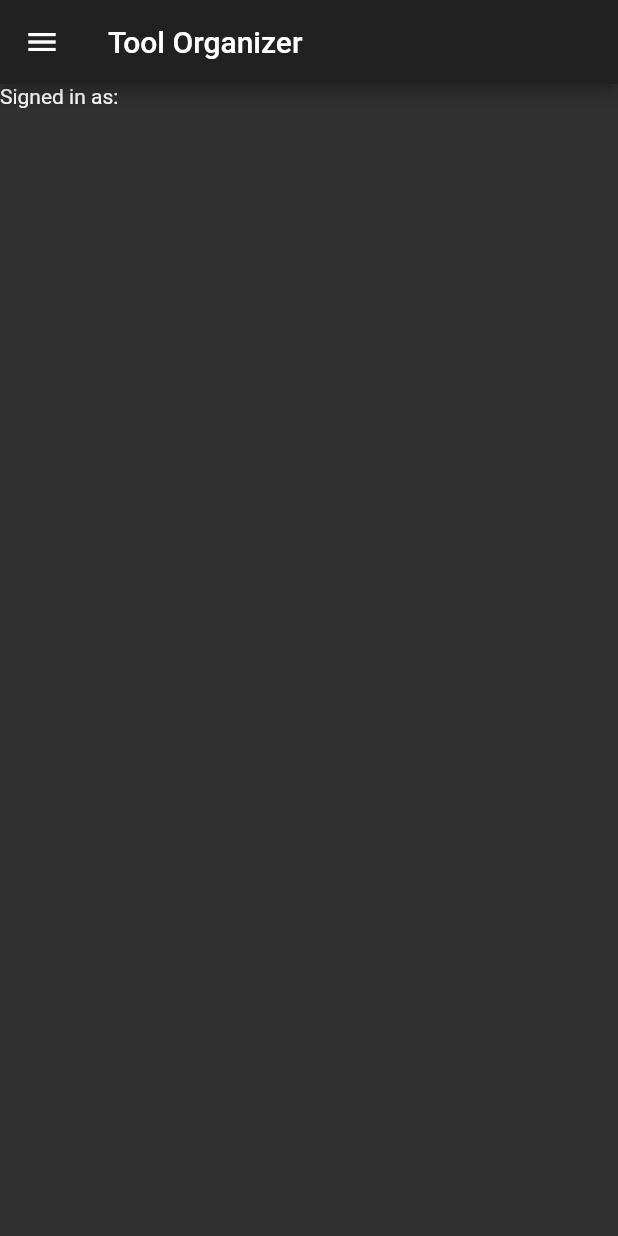
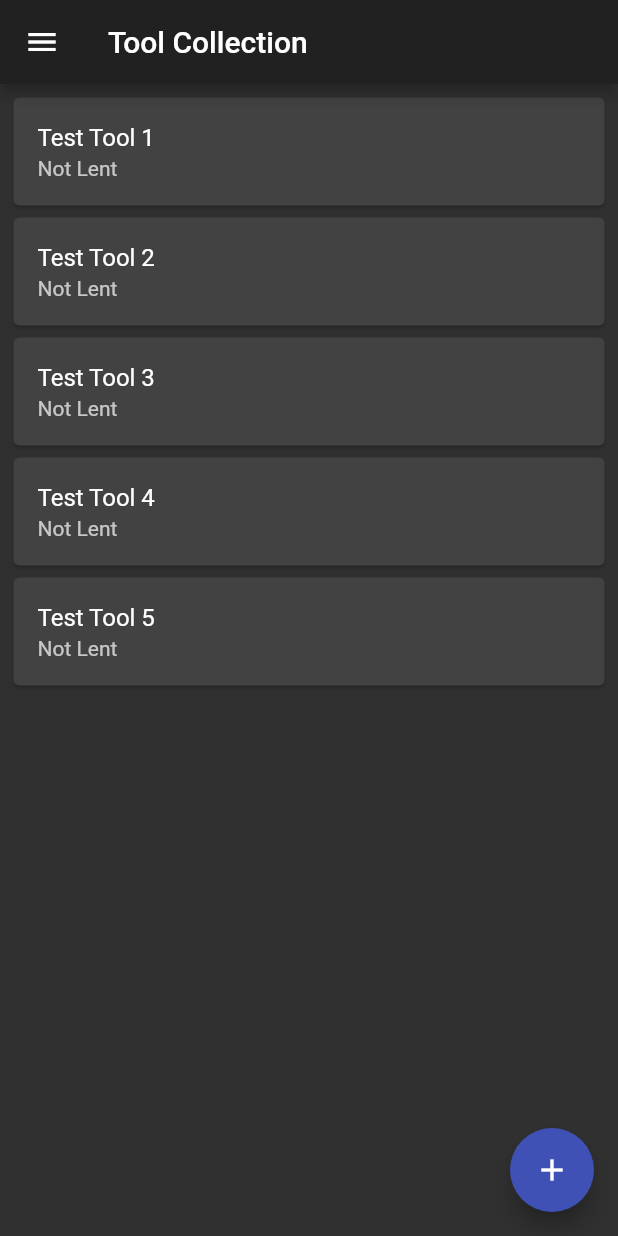
Before and after one commit to mjansen4857/tool_organizer, a Flutter app: the HomePage screen opened directly with empty values, on a phone screen of 412 x 824 dp. Run offline on Flutter 3.47's test engine with Material 2 defaults, Android fonts, the phone set to English and light mode, and no system bars.

Commit message:
collection page and tool cards

```diff
--- /dev/null
+++ b/lib/pages/collection_page.dart
@@ -0,0 +1,32 @@
+import 'package:flutter/cupertino.dart';
+import 'package:flutter/material.dart';
+import 'package:tool_organizer/widgets/tool_card.dart';
+
+class CollectionPage extends StatefulWidget {
+  @override
+  State<StatefulWidget> createState() => _CollectionPageState();
+}
+
+class _CollectionPageState extends State<CollectionPage> {
+  @override
+  Widget build(BuildContext context) {
+    return Scaffold(
+      body: Center(
+        child: ListView(
+          padding: EdgeInsets.all(5),
+          children: <Widget>[
+            ToolCard('Test Tool 1'),
+            ToolCard('Test Tool 2'),
+            ToolCard('Test Tool 3'),
+            ToolCard('Test Tool 4'),
+            ToolCard('Test Tool 5'),
+          ],
+        ),
+      ),
+      floatingActionButton: FloatingActionButton(
+        child: Icon(Icons.add),
+        onPressed: () {},
+      ),
+    );
+  }
+}
--- a/lib/pages/home_page.dart
+++ b/lib/pages/home_page.dart
@@ -1,4 +1,7 @@
 import 'package:flutter/material.dart';
+import 'package:tool_organizer/pages/collection_page.dart';
+
+enum PageState { COLLECTION, PLACEHOLDER1, PLACEHOLDER2 }
 
 class HomePage extends StatefulWidget {
   final String username;
@@ -10,19 +13,41 @@ class HomePage extends StatefulWidget {
 }
 
 class _HomePageState extends State<HomePage> {
+  PageState _pageState = PageState.COLLECTION;
+
   @override
   Widget build(BuildContext context) {
     return Scaffold(
       appBar: AppBar(
-        title: Text('Tool Organizer'),
+        title: Text(getAppBarText()),
       ),
       drawer: buildDrawer(),
       body: buildPageContent(),
     );
   }
 
+  String getAppBarText() {
+    switch (_pageState) {
+      case PageState.PLACEHOLDER1:
+        return 'Placeholder 1';
+      case PageState.PLACEHOLDER2:
+        return 'Placeholder 2';
+      case PageState.COLLECTION:
+      default:
+        return 'Tool Collection';
+    }
+  }
+
   Widget buildPageContent() {
-    return Text('Signed in as: ' + widget.username);
+    switch (_pageState) {
+      case PageState.PLACEHOLDER1:
+        return Text('Placeholder 1');
+      case PageState.PLACEHOLDER2:
+        return Text('Placeholder 2');
+      case PageState.COLLECTION:
+      default:
+        return CollectionPage();
+    }
   }
 
   Widget buildDrawer() {
@@ -43,24 +68,41 @@ class _HomePageState extends State<HomePage> {
           ),
           ListTile(
             leading: Icon(
-              Icons.build,
+              Icons.business_center,
             ),
-            title: Text('Some page 1'),
-            onTap: () {},
+            title: Text('Collection'),
+            onTap: () {
+              Navigator.pop(context);
+              setState(() {
+                _pageState = PageState.COLLECTION;
+              });
+            },
           ),
+//          Divider(),
           ListTile(
             leading: Icon(
               Icons.build,
             ),
-            title: Text('Some page 2'),
-            onTap: () {},
+            title: Text('Placeholder 1'),
+            onTap: () {
+              Navigator.pop(context);
+              setState(() {
+                _pageState = PageState.PLACEHOLDER1;
+              });
+            },
           ),
+//          Divider(),
           ListTile(
             leading: Icon(
               Icons.build,
             ),
-            title: Text('Some page 3'),
-            onTap: () {},
+            title: Text('Placeholder 2'),
+            onTap: () {
+              Navigator.pop(context);
+              setState(() {
+                _pageState = PageState.PLACEHOLDER2;
+              });
+            },
           ),
         ],
       ),
--- /dev/null
+++ b/lib/widgets/tool_card.dart
@@ -0,0 +1,25 @@
+import 'package:flutter/material.dart';
+
+class ToolCard extends StatelessWidget {
+  final String toolName;
+
+  ToolCard(this.toolName);
+
+  @override
+  Widget build(BuildContext context) {
+    return Card(
+      child: InkWell(
+        onTap: () {},
+        child: Column(
+          mainAxisSize: MainAxisSize.min,
+          children: <Widget>[
+            ListTile(
+              title: Text(toolName),
+              subtitle: Text('Not Lent'),
+            ),
+          ],
+        ),
+      ),
+    );
+  }
+}
```
